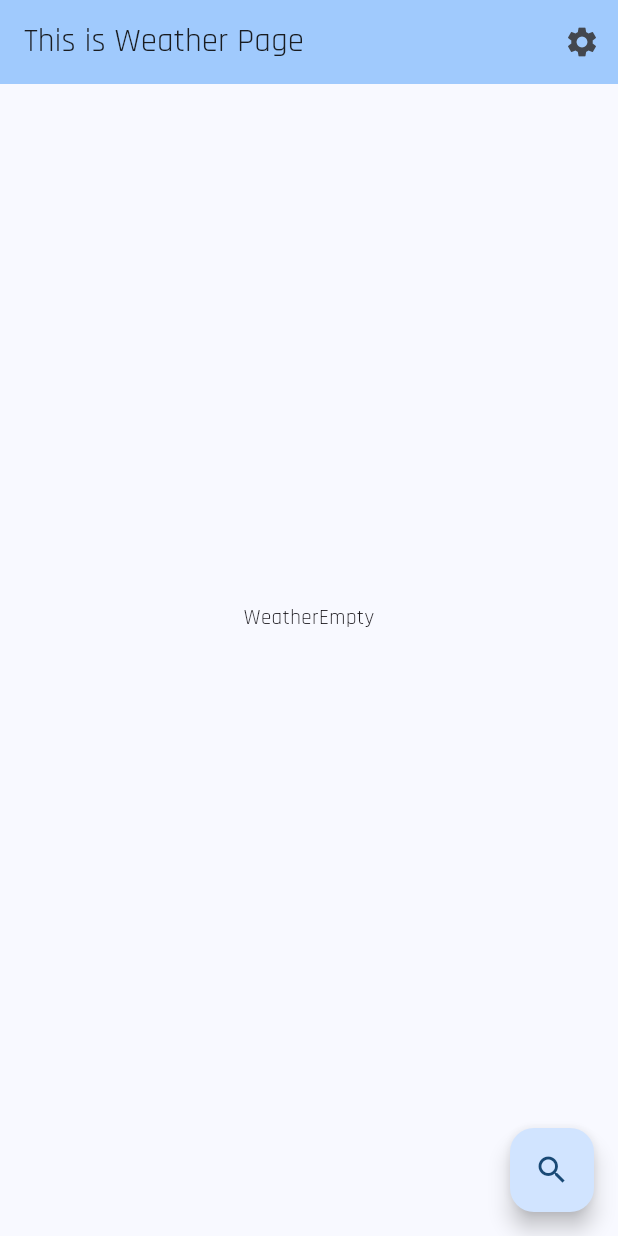
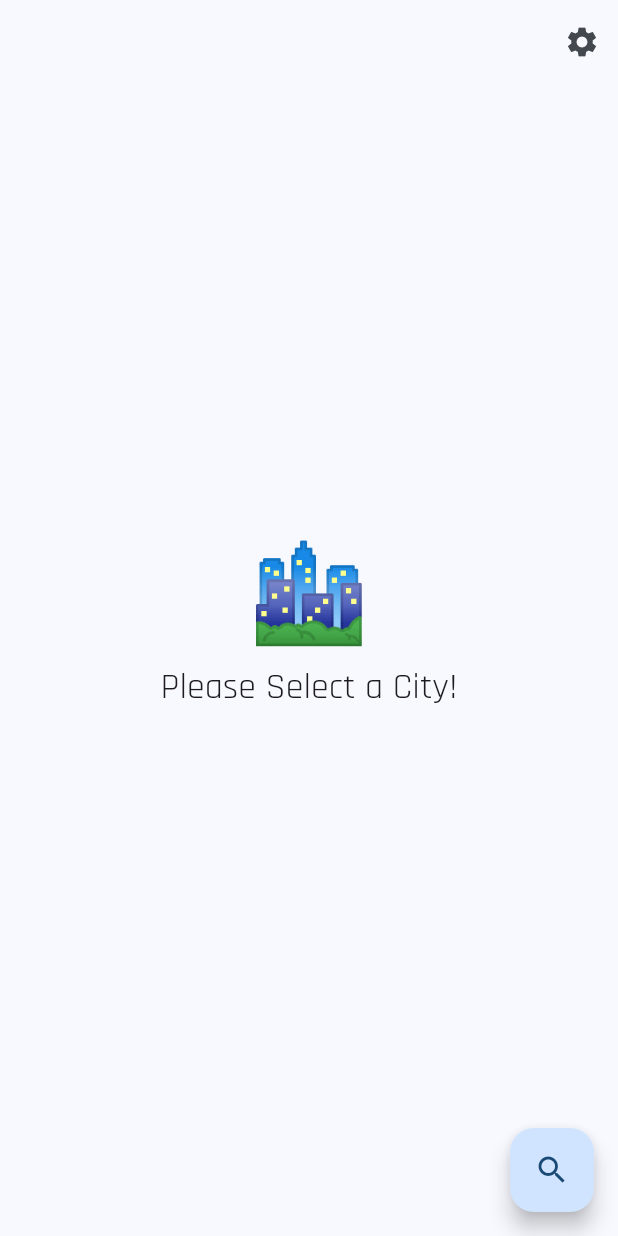
Before and after one commit to MagentaII/Flutter_Weather, a Flutter app: the screen it shows after launch, on a phone screen of 412 x 824 dp. Run offline on Flutter 3.47's test engine with Material 3 defaults, Android fonts, the phone set to English and light mode, and no system bars; our stand-ins replace equatable, flutter_bloc, google_fonts, hydrated_bloc.

Commit message:
feat(weather): add weather state widgets
- Add `WeatherEmpty` for no data state
- Add `WeatherError` for error state
- Add `WeatherLoading` for loading state
- Add `WeatherPopulated` for populated state
- Create barrel file `widgets.dart`

```diff
--- a/lib/search/view/search_page.dart
+++ b/lib/search/view/search_page.dart
@@ -3,7 +3,7 @@ import 'package:flutter/material.dart';
 class SearchPage extends StatefulWidget {
   const SearchPage._();
 
-  static Route<void> route() {
+  static Route<String> route() {
     return MaterialPageRoute(
       builder: (_) => const SearchPage._(),
     );
--- a/lib/settings/view/settings_page.dart
+++ b/lib/settings/view/settings_page.dart
@@ -7,7 +7,7 @@ class SettingsPage extends StatelessWidget {
   const SettingsPage._();
 
   static Route<void> route(WeatherCubit weatherCubit) {
-    return MaterialPageRoute(
+    return MaterialPageRoute<void>(
       builder: (_) => BlocProvider.value(
         value: weatherCubit,
         child: const SettingsPage._(),
@@ -32,7 +32,7 @@ class SettingsPage extends StatelessWidget {
                     'Use metric measurements for temperature units.'),
                 trailing: Switch(
                   value: state.temperatureUnits.isCelsius,
-                  onChanged: (_) => context.read<WeatherCubit>().toggleUnits,
+                  onChanged: (_) => context.read<WeatherCubit>().toggleUnits(),
                 ),
               );
             },
--- a/lib/weather/view/weather_page.dart
+++ b/lib/weather/view/weather_page.dart
@@ -1,9 +1,11 @@
+import 'package:flutter/foundation.dart';
 import 'package:flutter/material.dart';
 import 'package:flutter_bloc/flutter_bloc.dart';
 import 'package:flutter_weather/search/view/search_page.dart';
 import 'package:flutter_weather/settings/view/settings_page.dart';
 import 'package:flutter_weather/theme/cubit/theme_cubit.dart';
 import 'package:flutter_weather/weather/cubit/weather_cubit.dart';
+import 'package:flutter_weather/weather/widgets/widgets.dart';
 import 'package:weather_repository/weather_repository.dart';
 
 class WeatherPage extends StatelessWidget {
@@ -31,15 +33,14 @@ class _WeatherViewState extends State<WeatherView> {
     return Scaffold(
       extendBodyBehindAppBar: true,
       appBar: AppBar(
-        backgroundColor: Theme.of(context).colorScheme.inversePrimary,
-        title: const Text('This is Weather Page'),
         actions: [
           IconButton(
             icon: const Icon(Icons.settings),
             onPressed: () {
-              print(
-                'Navigation from WeatherPage to SettingsPage at ${DateTime.now()}',
-              );
+              if (kDebugMode) {
+                print(
+                    'Navigation from WeatherPage to SettingsPage at ${DateTime.now()}');
+              }
               Navigator.of(context).push(
                 SettingsPage.route(context.read<WeatherCubit>()),
               );
@@ -57,28 +58,31 @@ class _WeatherViewState extends State<WeatherView> {
           builder: (context, state) {
             switch (state.status) {
               case WeatherStatus.initial:
-                return const Text('WeatherEmpty');
+                return const WeatherEmpty();
               case WeatherStatus.loading:
-                return const Text('WeatherLoading');
+                return const WeatherLoading();
               case WeatherStatus.success:
-                return const Text('WeatherPopulated');
+                return WeatherPopulated(
+                  weather: state.weather,
+                  units: state.temperatureUnits,
+                  onRefresh: () {
+                    return context.read<WeatherCubit>().refreshWeather();
+                  },
+                );
               case WeatherStatus.failure:
-                return const Text('WeatherError');
+                return const WeatherError();
               default:
-                return const Text('Unknown state');
+                return const WeatherError();
             }
           },
         ),
       ),
       floatingActionButton: FloatingActionButton(
-        child: const Icon(
-          Icons.search,
-          semanticLabel: 'Search',
-        ),
+        child: const Icon(Icons.search, semanticLabel: 'Search'),
         onPressed: () async {
-          Navigator.of(context).push(
-            SearchPage.route()
-          );
+          final city = await Navigator.of(context).push(SearchPage.route());
+          if (!context.mounted) return;
+          await context.read<WeatherCubit>().fetchWeather(city);
         },
       ),
     );
--- /dev/null
+++ b/lib/weather/widgets/weather_empty.dart
@@ -0,0 +1,20 @@
+import 'package:flutter/material.dart';
+
+class WeatherEmpty extends StatelessWidget {
+  const WeatherEmpty({super.key});
+
+  @override
+  Widget build(BuildContext context) {
+    final theme = Theme.of(context);
+    return Column(
+      mainAxisSize: MainAxisSize.min,
+      children: [
+        const Text('🏙️', style: TextStyle(fontSize: 64)),
+        Text(
+          'Please Select a City!',
+          style: theme.textTheme.headlineSmall,
+        ),
+      ],
+    );
+  }
+}
--- /dev/null
+++ b/lib/weather/widgets/widgets.dart
@@ -0,0 +1,4 @@
+export 'weather_empty.dart';
+export 'weather_error.dart';
+export 'weather_loading.dart';
+export 'weather_populated.dart';
```
Also changed, not shown: lib/weather/widgets/weather_error.dart (added, +20 -0 lines), lib/weather/widgets/weather_loading.dart (added, +24 -0 lines), lib/weather/widgets/weather_populated.dart (added, +134 -0 lines).
